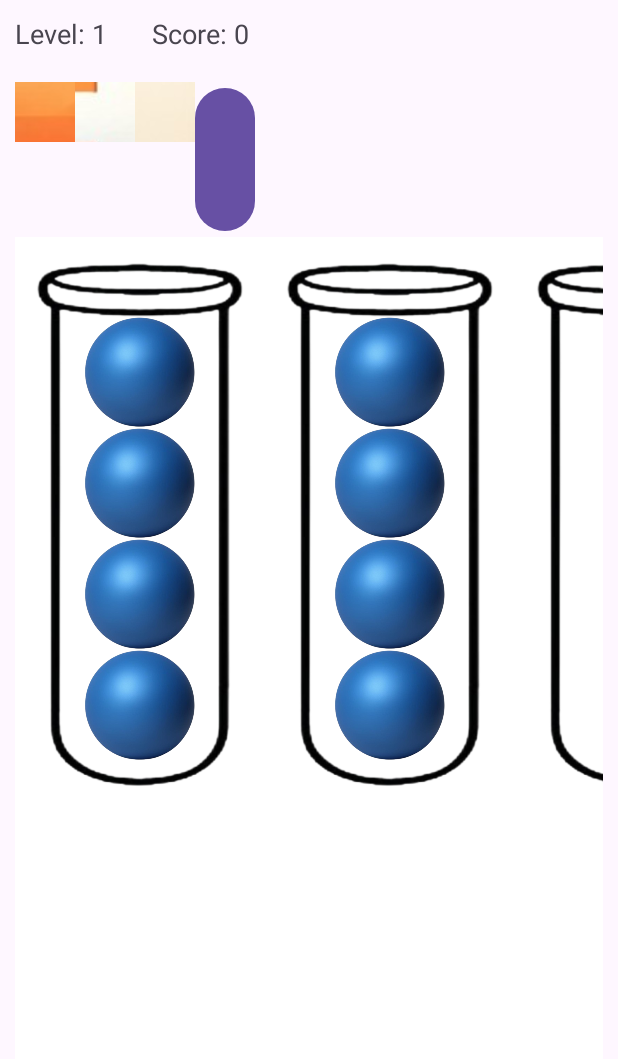
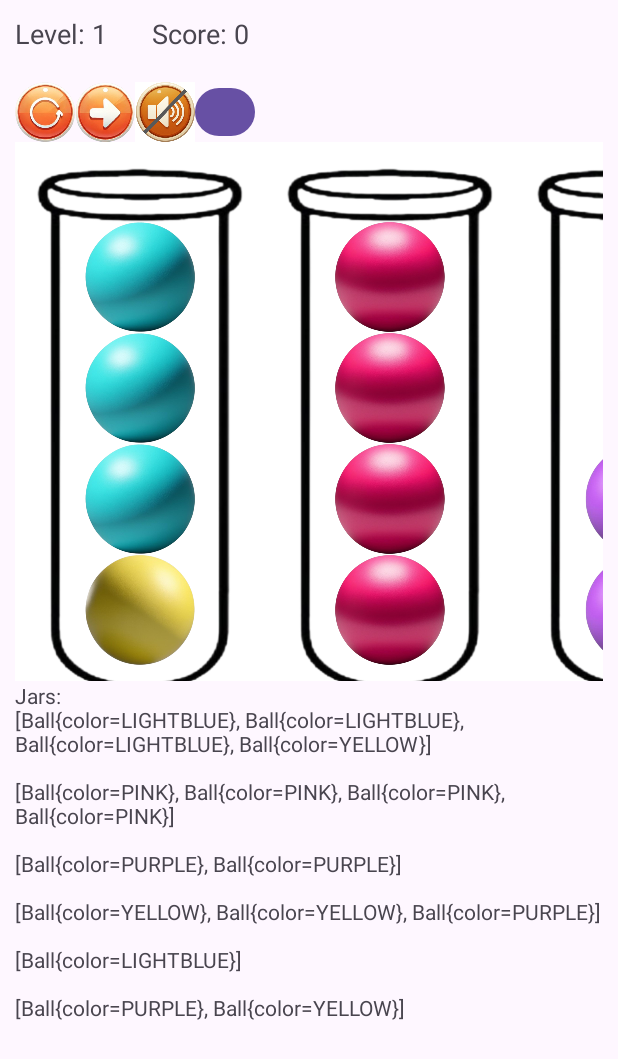
Before and after one commit to YaelOmer1/YaelLastFinal, an Android app: the screen it shows after launch (MainActivity), after a tap on "Start Game Button", on a phone screen of 412 x 824 dp. Shown: the top 1059 px of the screen. Run offline under Robolectric (Android 15) with nearby library versions, the phone set to English and light mode, and no system bars.

Commit message:
הכדורים בצנצותת. הפעולה של הערבוב של הכדורים עובדת, הכפתור של המוזיקת רקע עובד

```diff
--- a/app/src/main/java/com/omer/yaellastfinal/Controller.java
+++ b/app/src/main/java/com/omer/yaellastfinal/Controller.java
@@ -1,5 +1,6 @@
 package com.omer.yaellastfinal;
 
+import com.omer.yaellastfinal.model.BallPuzzleGame;
 import com.omer.yaellastfinal.model.Difficulty;
 
 public class Controller {
--- a/app/src/main/java/com/omer/yaellastfinal/MainActivity.java
+++ b/app/src/main/java/com/omer/yaellastfinal/MainActivity.java
@@ -2,51 +2,91 @@ package com.omer.yaellastfinal;
 
 import androidx.appcompat.app.AppCompatActivity;
 
+import android.annotation.SuppressLint;
 import android.media.AudioAttributes;
 import android.media.AudioManager;
-import android.media.MediaPlayer;
 import android.media.SoundPool;
 import android.os.Build;
 import android.os.Bundle;
 import android.view.MotionEvent;
 import android.view.View;
+import android.widget.Button;
 import android.widget.ImageButton;
 import android.widget.TextView;
-
 import com.omer.yaellastfinal.model.Ball;
-import com.omer.yaellastfinal.model.Difficulty;
 import com.omer.yaellastfinal.model.Jar;
-
 import java.util.List;
 
-public class MainActivity extends AppCompatActivity {
+public class MainActivity extends AppCompatActivity implements View.OnTouchListener {
     private Ball LIGHTBLUE, LIGHTPINK, LIGHTPURPLE, PINK, PURPLE, YELLOW, RED, BLUE, GREEN, ORANGE;
     private Controller controller;
     private Jar jars;
-    private ImageButton back, restart, sound;
     private MyCanvasView myCanvasView;
-    private TextView levelTextView;
-    private MediaPlayer mediaPlayer;
+    private TextView tvLevel;
+
+    private Button btnMonitor;
+
+    private TextView tvMonitor;
+    ImageButton sound, back, restart;
+    SoundPool sp;
+    int backgroundsound;
+    boolean isSoundOn = false;
+    int streamId = 0;
 
 
+
+    @SuppressLint("ClickableViewAccessibility")
     @Override
     protected void onCreate(Bundle savedInstanceState) {
         super.onCreate(savedInstanceState);
         setContentView(R.layout.activity_main);
 
-//        controller = new Controller();
+        controller = new Controller();
 
         int level = getIntent().getIntExtra("level", 0);
-        levelTextView = findViewById(R.id.levelTextView);
+        tvLevel = findViewById(R.id.tvLevel);
+        tvLevel.setText("Level: " + level);
 
-        levelTextView.setText("Level: " + level);
+
+
+        tvMonitor = findViewById(R.id.tvMonitor);
+
 
         myCanvasView = findViewById(R.id.myCanvas);
+        myCanvasView.setLevel(level);
+        myCanvasView.setController(controller);
+
+        btnMonitor = findViewById(R.id.btnMonitor);
+        btnMonitor.setOnClickListener(new View.OnClickListener() {
+            @Override
+            public void onClick(View view) {
+                tvMonitor.setVisibility(View.VISIBLE);
+                myCanvasView.setVisibility(View.GONE);
+            }
+        });
 
 
-        myCanvasView.setLevel(level);
+        sound = (ImageButton)findViewById(R.id.sound);
+        sound.setOnTouchListener(this);
 
-        MediaPlayer mediaPlayer = MediaPlayer.create(this, R.raw.backgroundsound);
+        if(Build.VERSION.SDK_INT>=Build.VERSION_CODES.LOLLIPOP){
+            AudioAttributes aa = new AudioAttributes.Builder()
+                    .setContentType(AudioAttributes.CONTENT_TYPE_MUSIC)
+                    .setUsage(AudioAttributes.USAGE_GAME)
+                    .build();
+            sp = new SoundPool.Builder()
+                    .setMaxStreams(10)
+                    .setAudioAttributes(aa)
+                    .build();
+
+        }
+        else{
+            sp = new SoundPool(10, AudioManager.STREAM_MUSIC, 1);
+
+        }
+
+        backgroundsound = sp.load(this, R.raw.backgroundsound,1);
+
 
 
         // empty jars = 2 always
@@ -70,42 +110,29 @@ public class MainActivity extends AppCompatActivity {
         restart.setOnClickListener(new View.OnClickListener() {
             @Override
             public void onClick(View v) {
-                // אני צריכה לעשות שהכפתור יתחיל את התור מחדש
+                controller.startGame();
+
             }
         });
 
         back = findViewById(R.id.back);
-        back.setOnClickListener(new View.OnClickListener() {
-            @Override
-            public void onClick(View v) {
-                // אני צריכה שהכפתור יחזור צעד אחד אחורה
-            }
-        });
+//        back.setOnClickListener(new View.OnClickListener() {
+//            @Override
+//            public void onClick(View v) {
+//                // אני צריכה שהכפתור יחזור צעד אחד אחורה
+//            }
+//        });
 
-        ImageButton sound = findViewById(R.id.sound);
-        mediaPlayer = MediaPlayer.create(this, R.raw.backgroundsound);
-        mediaPlayer.setLooping(true);
-        mediaPlayer.start();
-
-        sound.setImageResource(R.drawable.soundon);
-
-        MediaPlayer finalMediaPlayer = mediaPlayer;
-        sound.setOnClickListener(new View.OnClickListener() {
-            @Override
-            public void onClick(View v) {
-                if (isPlaying) {
-                    MediaPlayer.pause();
-                    sound.setImageResource(R.drawable.soundoff);
-                } else {
-                    MediaPlayer.start();
-                    sound.setImageResource(R.drawable.soundon);
-                }
-
-            }
-        });
 
         controller.startGame();
-
+        StringBuilder msg = new StringBuilder();
+        msg.append("Jars:\n");
+        List<Jar> jars = controller.getBallPuzzleGame().getJarsList();
+        for (Jar jar : jars)
+        {
+            msg.append(jar).append("\n\n");
+        }
+        tvMonitor.setText(msg);
 
 //        private void startGame() {
 //            new Controller().getBallPuzzleGame().startGame();
@@ -123,11 +150,61 @@ public class MainActivity extends AppCompatActivity {
 
 
     }
+//
+//    @Override
+//    public boolean onTouchEvent(MotionEvent event) {
+//        float f = 0.8f;
+//
+//        if (event.getAction() == MotionEvent.ACTION_UP) {
+//            sp.play(backgroundsound, 1, 1, 0, 0, 1);
+//            findViewById(R.id.sound).setAlpha(1f);
+//            sound.setImageResource(R.drawable.soundon);
+//
+//        } else if (event.getAction() == MotionEvent.ACTION_DOWN) {
+//            findViewById(R.id.sound).setAlpha(f);
+//            sound.setImageResource(R.drawable.soundoff);
+//        }
+//
+//        return true;    }
 
     @Override
-    protected void onDestroy() {
-        super.onDestroy();
-        mediaPlayer.release();
+    public boolean onTouch(View view, MotionEvent motionEvent) {
+        float f = (float) 0.8;
 
-    }
+        if (motionEvent.getAction() == MotionEvent.ACTION_UP) {
+            view.setAlpha(1);
+
+            if (view == sound) {
+                if (!isSoundOn) {
+                    // Start looping sound
+                    streamId = sp.play(backgroundsound, 1, 1, 1, -1, 1);
+                    sound.setImageResource(R.drawable.soundon);
+                    isSoundOn = true;
+                } else {
+                    // Stop the sound
+                    sp.stop(streamId);
+                    sound.setImageResource(R.drawable.soundoff);
+                    isSoundOn = false;
+                }
+            }
+        }
+        else if (motionEvent.getAction() == MotionEvent.ACTION_DOWN) {
+            view.setAlpha(f);
+        }
+
+        return true;
+        }
+//            if (view == sound) {
+//                sp.play(backgroundsound, 1, 1, 1, -1, 1);
+//                sound.setImageResource(R.drawable.soundon);
+//            }
+//            view.setAlpha(1);
+//        }
+//        else if (motionEvent.getAction() == MotionEvent.ACTION_DOWN) {
+//            view.setAlpha(f);
+//            sound.setImageResource(R.drawable.soundoff);
+//        }
+//
+//        return true;
+
 }
--- a/app/src/main/java/com/omer/yaellastfinal/MyCanvasView.java
+++ b/app/src/main/java/com/omer/yaellastfinal/MyCanvasView.java
@@ -13,6 +13,7 @@ import androidx.annotation.Nullable;
 
 import com.omer.yaellastfinal.model.Ball;
 import com.omer.yaellastfinal.model.ColorBall;
+import com.omer.yaellastfinal.model.Jar;
 
 public class MyCanvasView extends View {
 
@@ -25,6 +26,7 @@ public class MyCanvasView extends View {
     private Bitmap bitmapBallResized;
 
     int level = 0;
+    Controller controller;
 
     private final int X_JARS_START = 10;
     private final int Y_JARS_START = 10;
@@ -34,23 +36,24 @@ public class MyCanvasView extends View {
     private final int JAR_MARGIN_VERTICAL = 30;
     private final int MAX_JARS_IN_LINE = 4;
 
-    private final int BALL_WIDTH = JAR_WIDTH-120;
+    private final int BALL_WIDTH = JAR_WIDTH - 120;
     private final int BALL_HEIGHT = BALL_WIDTH;
     private final int BALL_MARGIN_BOTTOM = 1;
-    private final int NUM_BALLS_IN_JAR = 4;
+    private final int MAX_BALLS_IN_JAR = 4;
 
     private int num_lines_of_jars = 0;
     private int num_of_jars = 10;
 
-
-
-
+    Context context;
 
     ColorBall[] ballColors = {ColorBall.BLUE, ColorBall.LIGHTBLUE, ColorBall.LIGHTPINK, ColorBall.LIGHTPURPLE, ColorBall.PINK, ColorBall.PURPLE, ColorBall.YELLOW, ColorBall.RED, ColorBall.GREEN, ColorBall.ORANGE};
 
-    public void setLevel(int level)
-    {
+    public void setLevel(int level) {
         this.level = level;
+    }
+
+    public void setController(Controller controller) {
+        this.controller = controller;
     }
 
     private int getBallImage(Ball ball) {
@@ -79,8 +82,6 @@ public class MyCanvasView extends View {
     }
 
 
-
-
     public MyCanvasView(Context context, @Nullable AttributeSet attrs) {
         super(context, attrs);
         init(context);
@@ -90,7 +91,9 @@ public class MyCanvasView extends View {
     // jars: 5  --> lines: 2
 
 
-    private void init (Context context) {
+    private void init(Context context) {
+
+        this.context = context;
 
         paint = new Paint();
         paint.setColor(Color.BLUE);
@@ -111,20 +114,21 @@ public class MyCanvasView extends View {
                 bitmapBall, BALL_WIDTH, BALL_HEIGHT, true);
 
 
-
     }
 
 
     @Override
-    protected void onDraw(Canvas canvas)
-    {
+    protected void onDraw(Canvas canvas) {
         super.onDraw(canvas);
 
-        num_of_jars = 4 + 2 * (this.level-1);
+        //num_of_jars = 4 + 2 * (this.level - 1);
+        // num_of_jars is decided by the Game (model)
+        num_of_jars = controller.getBallPuzzleGame().getNumOfJars();
+
+        // num_of_jars is decided in the View
         if (num_of_jars % MAX_JARS_IN_LINE == 0) {
             num_lines_of_jars = num_of_jars / MAX_JARS_IN_LINE;
-        }
-        else {
+        } else {
             num_lines_of_jars = num_of_jars / MAX_JARS_IN_LINE + 1;
         }
 
@@ -132,43 +136,60 @@ public class MyCanvasView extends View {
 
 
         canvas.drawColor(Color.WHITE);
+
+        if (bitmapJarResized == null || bitmapBallResized == null) {
+            return;
+        }
+
         int countJars = 0;
         boolean do_continue = true;
-        if (bitmapJar != null)
-        {
         for (int line = 0; line < num_lines_of_jars && do_continue; line++) {
             int x = X_JARS_START;
-                if (line == num_lines_of_jars-1 &&
-                    num_of_jars % MAX_JARS_IN_LINE == 2)
-                {
+            if (line == num_lines_of_jars - 1 &&
+                    num_of_jars % MAX_JARS_IN_LINE == 2) {
                 x += JAR_WIDTH + JAR_MARGIN_HORIZONTAL;
             }
 
             int y = Y_JARS_START +
                     line * (JAR_HEIGHT + JAR_MARGIN_VERTICAL);
 
-                for (int numJar = 0; numJar < MAX_JARS_IN_LINE; numJar++)
-                {
+            for (int numJar = 0; numJar < MAX_JARS_IN_LINE; numJar++) {
                 canvas.drawBitmap(bitmapJarResized, x, y, paint);
+
+//                if (countJars <= num_of_jars - 2) {
+//                    int yBall = y + 70;
+//                    for (int i = 0; i < NUM_BALLS_IN_JAR; i++) {
+//                        canvas.drawBitmap(bitmapBallResized, x + 60, yBall, paint);
+//                        yBall += BALL_HEIGHT + BALL_MARGIN_BOTTOM;
+//                    }
+//                }
+
+                int yBall = y + 70;
+                Jar jar = controller.getBallPuzzleGame().getJarsList().get(countJars);
+                int numBalls = jar.getBalls().size();
+                int missingBallsInJar = MAX_BALLS_IN_JAR - numBalls;
+                yBall += missingBallsInJar * (BALL_HEIGHT + BALL_MARGIN_BOTTOM);
+                for (int i = 0; i < jar.getBalls().size(); i++) {
+                    Ball ball = jar.getBallsAsList().get(i);
+                    int imageBall = getBallImage(ball);
+                    bitmapBall = BitmapFactory.decodeResource(
+                            context.getResources(), imageBall
+                    );
+                    bitmapBallResized = Bitmap.createScaledBitmap(
+                            bitmapBall, BALL_WIDTH, BALL_HEIGHT, true);
+
+                    canvas.drawBitmap(bitmapBallResized, x + 60, yBall, paint);
+                    yBall += BALL_HEIGHT + BALL_MARGIN_BOTTOM;
+                }
+
                 countJars++;
 
-                    if (countJars >= num_of_jars)
-                    {
+                if (countJars >= num_of_jars) {
                     do_continue = false;
                     break;
                 }
 
-                    if (countJars <= num_of_jars-2)
-                    {
-                        int yBall = y+70;
-                        for (int i=0; i<NUM_BALLS_IN_JAR; i++ ) {
-                            canvas.drawBitmap(bitmapBallResized, x + 60, yBall, paint);
-                            yBall += BALL_HEIGHT + BALL_MARGIN_BOTTOM;
-                        }
-                    }
-
                 x += JAR_WIDTH + JAR_MARGIN_HORIZONTAL;
-                }
             }
         }
 
--- a/app/src/main/java/com/omer/yaellastfinal/OpeningActivity.java
+++ b/app/src/main/java/com/omer/yaellastfinal/OpeningActivity.java
@@ -21,10 +21,7 @@ public class OpeningActivity extends AppCompatActivity {
 
     private TextView highScoreText, levelText;
     private Spinner spinnerDifficulty;
-    private int level = 30;
-    private SoundPool sp;
-    int coin;
-
+    int level = 5;
 
     @Override
     protected void onCreate(Bundle savedInstanceState) {
@@ -40,25 +37,6 @@ public class OpeningActivity extends AppCompatActivity {
                 startActivity(intent);
             }
         });
-
-        if (Build.VERSION.SDK_INT>= Build.VERSION_CODES.LOLLIPOP)
-
-        {
-            AudioAttributes bg = new AudioAttributes.Builder()
-                    .setContentType(AudioAttributes.CONTENT_TYPE_MUSIC)
-                    .setUsage(AudioAttributes.USAGE_GAME)
-                    .build();
-            sp = new SoundPool.Builder()
-                    .setMaxStreams(10)
-                    .setAudioAttributes(bg)
-                    .build();
-        }
-        else{
-            sp = new SoundPool(10, AudioManager.STREAM_MUSIC, 1);
-        }
-
-        coin = sp.load(this,R.raw.backgroundsound,1);
-
 
 
         levelText = findViewById(R.id.levelText);
@@ -96,8 +74,8 @@ public class OpeningActivity extends AppCompatActivity {
         editor.putInt("level", level);
         editor.apply();
 
-        int highScore = preferences.getInt("highScore", 0); // Default to 0 if not found
-        int level = preferences.getInt("level", 1); // Default to 1 if not found
+        int highScore = preferences.getInt("highScore", 0);
+        int level = preferences.getInt("level", 1);
 
     }
 
--- /dev/null
+++ b/app/src/main/java/com/omer/yaellastfinal/model/BallPuzzleGame.java
@@ -0,0 +1,113 @@
+package com.omer.yaellastfinal.model;
+
+import java.util.ArrayList;
+
+import java.util.List;
+import java.util.Random;
+
+
+public class BallPuzzleGame {
+    private List<Jar> jarsList;
+    private Difficulty difficulty;
+    private int numberOfColors;
+    private int numOfJars;
+
+
+    public BallPuzzleGame(Difficulty difficulty) {
+
+        // this.jarsList = new LinkedList<>();
+        this.jarsList = new ArrayList<>();
+
+        this.difficulty = difficulty;
+
+        this.numOfJars = difficulty.getNumOfJars();
+        this.numberOfColors = difficulty.getNumOfColors();
+        startGame();
+    }
+
+    public void startGame() {
+        initializeJars();
+        mixBalls(10);
+    }
+
+    private void initializeJars() {
+        jarsList.clear();
+
+        ColorBall[] allColors = ColorBall.values();
+
+        int numOfFullJars = numberOfColors;
+        for (int i = 0; i < numOfFullJars; i++) {
+            Jar jar = new Jar();
+
+            ColorBall color = allColors[i];
+
+            for (int countBalls = 0; countBalls < 4; countBalls++) {
+                jar.addBall(new Ball(color));
+            }
+
+            jarsList.add(jar);
+        }
+
+        // Adding the 2 empty jars
+        for (int i = 0; i < 2; i++) {
+            jarsList.add(new Jar());
+        }
+    }
+
+    private void mixBalls(int swaps)
+    {
+        Random random = new Random();
+        //int swaps = difficulty.getNumOfShuffles() * 10;
+
+        for (int i = 0; i < swaps; i++) {
+            Jar fromJar = jarsList.get(random.nextInt(numOfJars));
+            while (fromJar.getBalls().isEmpty()) {
+                fromJar = jarsList.get(random.nextInt(numOfJars));
+            }
+
+            Jar toJar = jarsList.get(random.nextInt(numOfJars));
+            while (toJar == fromJar || toJar.getBalls().size() >= 4) {
+                toJar = jarsList.get(random.nextInt(numOfJars));
+            }
+
+            Ball ball = fromJar.removeBall();
+            toJar.addBall(ball);
+        }
+    }
+
+
+    public List<Jar> getJarsList() {
+
+        return jarsList;
+    }
+
+    public void setJarsList(List<Jar> jarsList) {
+        this.jarsList = jarsList;
+    }
+
+    public Difficulty getDifficulty() {
+        return difficulty;
+    }
+
+    public void setDifficulty(Difficulty difficulty) {
+        this.difficulty = difficulty;
+    }
+
+    public int getNumberOfColors() {
+        return numberOfColors;
+    }
+
+    public void setNumberOfColors(int numberOfColors) {
+        this.numberOfColors = numberOfColors;
+    }
+
+    public int getNumOfJars() {
+        return numOfJars;
+    }
+
+    public void setNumOfJars(int numOfJars) {
+        this.numOfJars = numOfJars;
+    }
+
+
+}
--- a/app/src/main/java/com/omer/yaellastfinal/model/ColorBall.java
+++ b/app/src/main/java/com/omer/yaellastfinal/model/ColorBall.java
@@ -1,10 +1,6 @@
 package com.omer.yaellastfinal.model;
 
 public enum ColorBall {
-    LIGHTBLUE, LIGHTPINK, LIGHTPURPLE, PINK, PURPLE, YELLOW, RED, BLUE, GREEN, ORANGE;
+    LIGHTBLUE, PINK, PURPLE, YELLOW, RED, BLUE, GREEN, ORANGE, LIGHTPURPLE, LIGHTPINK;
 
-    // אם תרצה, אפשר להוסיף תכונות כמו קוד RGB לכל צבע
-    // private int red, green, blue;
-
-    // אפשר להוסיף פונקציות נוספות אם יש צורך
 }
--- a/app/src/main/java/com/omer/yaellastfinal/model/Jar.java
+++ b/app/src/main/java/com/omer/yaellastfinal/model/Jar.java
@@ -1,5 +1,7 @@
 package com.omer.yaellastfinal.model;
 
+import java.util.ArrayList;
+import java.util.List;
 import java.util.Stack;
 
 
@@ -15,8 +17,6 @@ public class Jar {
     public void addBall(Ball ball) {
         if (balls.size() < 4) {
             balls.add(ball);
-        } else {
-            // System.out.println("Cannot add more balls to this tube");
         }
     }
     public Ball removeBall() {
@@ -24,12 +24,17 @@ public class Jar {
         if (balls.isEmpty())
             return null;
         else
-            return balls.pop(); // מבצע הסרה לפי סדר LIFO
+            return balls.pop();
     }
 
     public Stack<Ball> getBalls() {
 
         return balls;
+    }
+
+    public List<Ball> getBallsAsList()
+    {
+        return new ArrayList<>(balls);
     }
 
     @Override
--- a/app/src/main/res/layout/activity_main.xml
+++ b/app/src/main/res/layout/activity_main.xml
@@ -17,7 +17,7 @@
         android:orientation="horizontal">
 
         <TextView
-            android:id="@+id/levelTextView"
+            android:id="@+id/tvLevel"
             android:layout_width="wrap_content"
             android:layout_height="wrap_content"
             android:text="Level: 0"
@@ -46,27 +46,27 @@
             android:id="@+id/restart"
             android:layout_width="40dp"
             android:layout_height="40dp"
-            android:src="@drawable/restart"
-            android:layout_centerInParent="true"
-            android:contentDescription="Restart Button"
-            android:background="@android:color/transparent" />
+            android:scaleType="fitCenter"
+            android:background="@android:color/transparent"
+            android:src="@drawable/restart"/>
+<!--            android:layout_centerInParent="true"-->
 
         <ImageButton
             android:id="@+id/back"
             android:layout_width="40dp"
             android:layout_height="40dp"
-            android:src="@drawable/back"
-            android:layout_centerInParent="true"
-            android:contentDescription="Back Button"
-            android:background="@android:color/transparent" />
+            android:scaleType="fitCenter"
+            android:background="@android:color/transparent"
+            android:src="@drawable/back"/>
+<!--            android:layout_centerInParent="true"-->
         <ImageButton
             android:id="@+id/sound"
             android:layout_width="40dp"
             android:layout_height="40dp"
-            android:src="@drawable/soundon"
-            android:layout_centerInParent="true"
-            android:contentDescription="Sound On Button"
-            android:background="@android:color/transparent" />
+            android:scaleType="fitCenter"
+            android:background="@android:color/transparent"
+            android:src="@drawable/soundoff"/>
+<!--            android:layout_centerInParent="true"-->
 <!--        <ImageButton-->
 <!--            android:id="@+id/soundOff"-->
 <!--            android:layout_width="40dp"-->
@@ -75,13 +75,12 @@
 <!--            android:layout_centerInParent="true"-->
 <!--            android:contentDescription="Sound Off Button"-->
 <!--            android:background="@android:color/transparent" />-->
-
         <Button
+            android:id="@+id/btnMonitor"
             android:layout_width="40dp"
-            android:layout_height="wrap_content"
-            android:text="Music"
-            >
-        </Button>
+            android:layout_height="40dp"
+            android:text="Monitor"
+            />
 
     </LinearLayout>
 
@@ -90,4 +89,15 @@
         android:layout_width="match_parent"
         android:layout_height="0dp"
         android:layout_weight="1"/>
+
+    <TextView
+        android:id="@+id/tvMonitor"
+        android:layout_width="match_parent"
+        android:layout_height="0dp"
+        android:layout_weight="1"
+        android:lines="20"
+        android:maxLines="30"
+        android:scrollbars="vertical"
+        android:inputType="textMultiLine"
+    />
 </LinearLayout>
```
Also changed, not shown: app/src/main/java/com/omer/yaellastfinal/BallPuzzleGame.java (deleted, +0 -117 lines), app/src/main/res/layout/activity_main_old.xml (deleted, +0 -137 lines), app/src/main/res/drawable/soundoff.png, app/src/main/res/drawable/soundon.png, 1 other file. Lines whose indentation alone changed are shown as unchanged.
